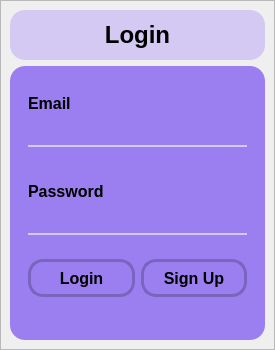
The window that src/views/user_management/WndLogin.ui (mxcom/Programming-Exercises) describes before a commit, drawn with Qt 5.
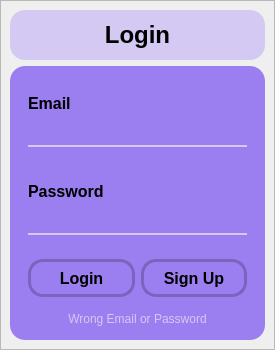
The same window after the commit.

Commit message: Add login error label

Patch:
```diff
--- a/src/views/user_management/WndLogin.ui
+++ b/src/views/user_management/WndLogin.ui
@@ -300,14 +300,20 @@
              </item>
              <item>
               <widget class="QLabel" name="label_2">
+               <property name="enabled">
+                <bool>true</bool>
+               </property>
                <property name="maximumSize">
                 <size>
                  <width>16777215</width>
                  <height>25</height>
                 </size>
                </property>
+               <property name="styleSheet">
+                <string notr="true">color: rgb(211, 201, 242)</string>
+               </property>
                <property name="text">
-                <string/>
+                <string>Wrong Email or Password</string>
                </property>
                <property name="alignment">
                 <set>Qt::AlignCenter</set>
```
The commit also changes 3 other files.
